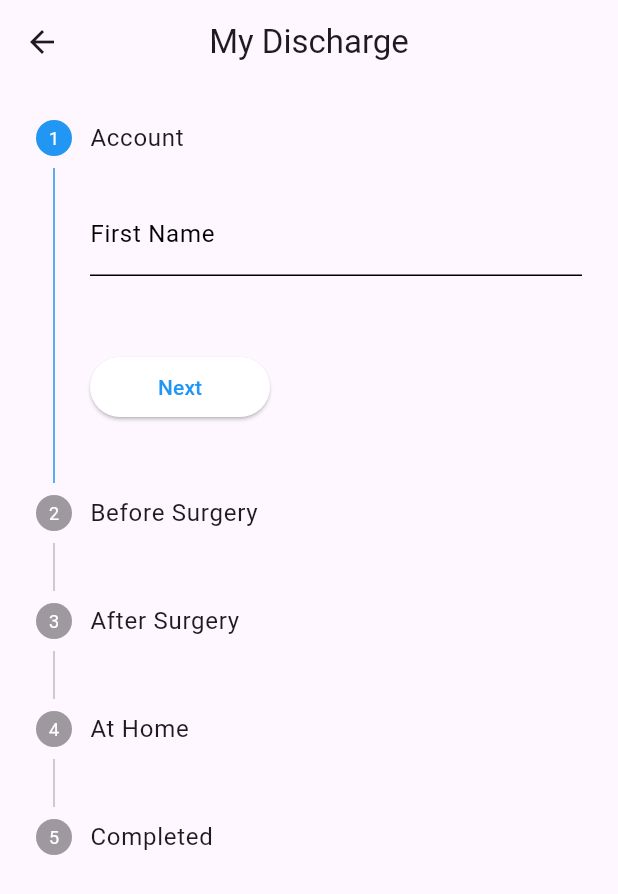
After one commit to breid2/hackathon_project, a Flutter app: the screen it shows once a user with an empty profile is signed in, in the side drawer, after a tap on "Progress", on a phone screen of 412 x 824 dp. The commit adds this screen. Shown: the top 894 px of the screen. Run offline on Flutter 3.47's test engine with Material 3 defaults, Android fonts, the phone set to English and light mode, and no system bars; our stand-ins replace cloud_firestore, firebase_auth, firebase_core, percent_indicator; accounts and stored records are empty.

Commit message:
Stepper Added
Additions to dependencies and yaml file

```diff
--- a/client/lib/components/drawer.dart
+++ b/client/lib/components/drawer.dart
@@ -3,6 +3,7 @@ import 'package:hackathon_project/components/my_list_tile.dart';
 import 'package:hackathon_project/pages/chat_page.dart';
 import 'package:hackathon_project/pages/at_home_checklist.dart';
 import 'package:hackathon_project/pages/discharge_progress_page.dart';
+import 'package:hackathon_project/pages/Stepper.dart';
 
 class MyDrawer extends StatelessWidget {
   final void Function()? onSignOut;
@@ -69,6 +70,16 @@ class MyDrawer extends StatelessWidget {
                 );
               },
             ),
+             MyListTile(
+              icon: Icons.chat,
+              text: 'Progress',
+              onTap: () => Navigator.push(
+                context,
+                MaterialPageRoute(
+                  builder: (context) => StepperScreen(
+                  ))
+              )
+            )
 
           ],
         ),
--- /dev/null
+++ b/client/lib/pages/Stepper.dart
@@ -0,0 +1,119 @@
+import 'package:flutter/material.dart';
+
+class StepperScreen extends StatefulWidget {
+  @override
+  _StepperScreenState createState() => _StepperScreenState();
+}
+
+class _StepperScreenState extends State<StepperScreen> {
+  int currentStep = 0;
+  final firstName = TextEditingController();
+  bool isCompleted = false;
+
+
+  @override
+  Widget build(BuildContext context) {
+    return Scaffold(
+      appBar: AppBar(
+        title: Text('My Discharge'),
+        centerTitle: true,
+      ),
+      body:
+        Theme(
+        data: Theme.of(context).copyWith(
+          colorScheme: ColorScheme.light(primary: Colors.blue)
+        ),
+        child: Stepper(
+          //type: StepperType.horizontal,
+          steps: getSteps(),
+          currentStep: currentStep,
+          onStepContinue: () {
+            final isLastStep = currentStep == getSteps().length - 1;
+            if (isLastStep){
+              print('Completed');
+              isCompleted = true;
+              // send data or finish task
+            }
+            else{
+              setState(() => currentStep < getSteps().length - 1
+                ? currentStep += 1 : null);
+            }
+
+          },
+          onStepTapped: (step) => setState(() => currentStep = step),
+          onStepCancel: () {
+            setState(() => currentStep > 0 ? currentStep -= 1 : null);
+          },
+         controlsBuilder: (context, controlsDetails) {
+            final isLastStep = currentStep == getSteps().length - 1;
+            return Container(
+              margin: EdgeInsets.only(top: 50),
+              child: Row(
+                children: [
+                  Container(
+                    width: 120,
+                    child: ElevatedButton(
+                      child: Text(isLastStep ? 'Finish' : 'Next'),
+                      onPressed: controlsDetails.onStepContinue,
+                    ),
+                  ),
+                  const SizedBox(width: 12),
+                  if (currentStep != 0 || (currentStep == getSteps().length))
+                    // ignore: avoid_print
+                    Container(
+                      width: 120,
+                      child: ElevatedButton(
+                        child: Text('Back'),
+                        onPressed: controlsDetails.onStepCancel,
+                      ),
+                    ),
+                    const SizedBox(width: 12),
+                  ],
+              ),
+            );
+          },
+        ),
+      )
+    );
+  }
+
+  // Other Stepper properties and children can be added here
+
+  List<Step> getSteps() => [
+    Step(
+      state: currentStep > 0 ? StepState.complete : StepState.indexed,
+      isActive: currentStep >= 0,
+      title: Text('Account'),
+      content: Column(children: <Widget>[
+        TextFormField(
+          controller: firstName,
+          decoration: InputDecoration(labelText: 'First Name'),
+        )
+      ],),
+    ),
+    Step(
+      state: currentStep > 1 ? StepState.complete : StepState.indexed,
+      isActive: currentStep >= 1,
+      title: Text('Before Surgery'),
+      content: Container(),
+    ),
+    Step(
+      state: currentStep > 2 ? StepState.complete : StepState.indexed,
+      isActive: currentStep >= 2,
+      title: Text('After Surgery'),
+      content: Container(),
+    ),
+    Step(
+      state: currentStep > 3 ? StepState.complete : StepState.indexed,
+      isActive: currentStep >= 3,
+      title: Text('At Home'),
+      content: Container(),
+    ),
+    Step(
+      state: currentStep > 4 ? StepState.complete : StepState.indexed,
+      isActive: currentStep >= 4,
+      title: Text('Completed'),
+      content: Container(),
+    ),
+  ];
+}
--- a/client/pubspec.yaml
+++ b/client/pubspec.yaml
@@ -41,6 +41,8 @@ dependencies:
   cloud_firestore: ^4.15.5
   intl: ^0.18.1
   percent_indicator: ^4.2.3
+  step_progress_indicator: ^1.0.2
+  flutter_stepindicator: ^0.1.7
 
 
 dev_dependencies:
```
